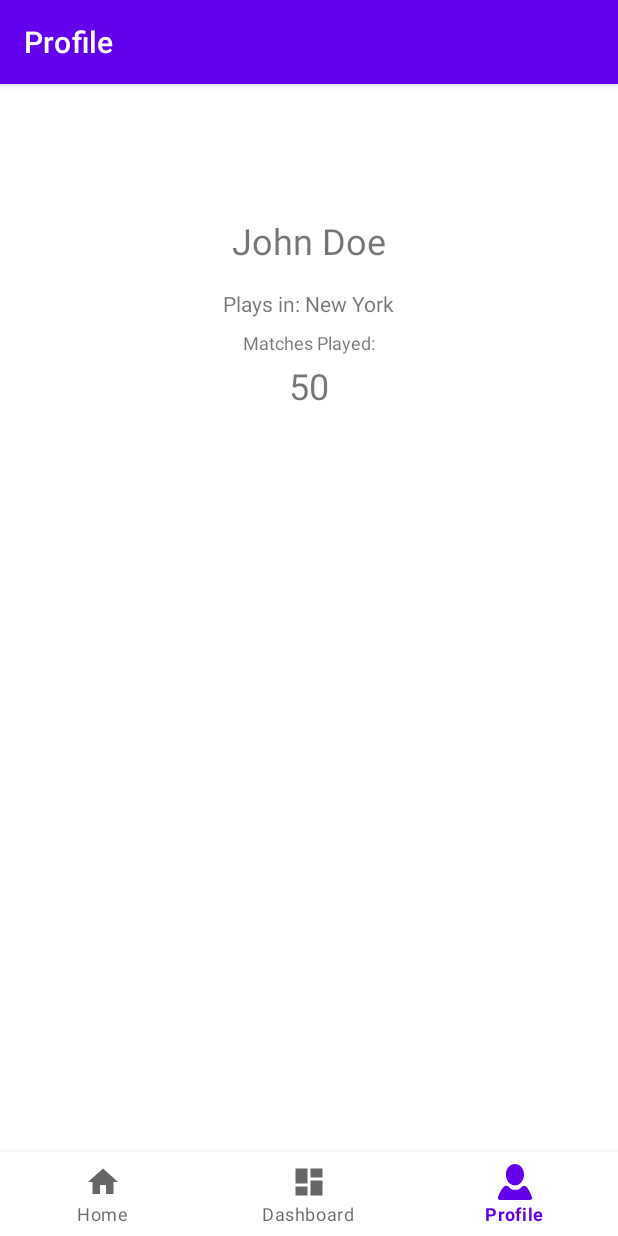
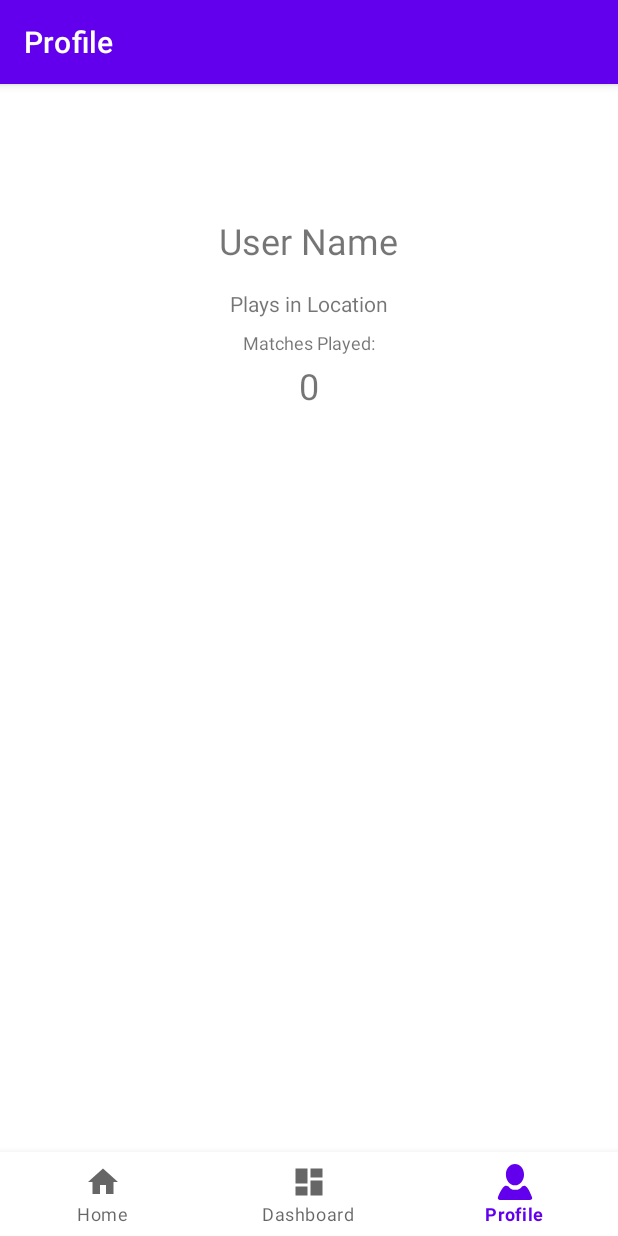
Before and after one commit to PhilippeMazur/MobileDev_Padelbook, an Android app: the ProfileFragment screen opened through its navigation route, on a phone screen of 412 x 824 dp. Run offline under Robolectric (Android 15) with nearby library versions, the phone set to English and light mode, and no system bars; our stand-ins replace Firebase (no records; nobody signed in at launch, a user with empty details on screens opened directly), navigation-ui.

Commit message:
add code

```diff
--- a/app/build.gradle.kts
+++ b/app/build.gradle.kts
@@ -55,5 +55,7 @@ dependencies {
 
     implementation(platform("com.google.firebase:firebase-bom:32.5.0"))
     implementation("com.google.firebase:firebase-auth")
+    implementation("com.google.firebase:firebase-firestore-ktx:24.0.1")
+
 
 }
--- a/app/src/main/java/com/example/padelbook/MainActivity.kt
+++ b/app/src/main/java/com/example/padelbook/MainActivity.kt
@@ -2,6 +2,7 @@ package com.example.padelbook
 
 import android.os.Bundle
 import android.util.Log
+import androidx.activity.viewModels
 import com.google.android.material.bottomnavigation.BottomNavigationView
 import androidx.appcompat.app.AppCompatActivity
 import androidx.navigation.findNavController
@@ -9,10 +10,13 @@ import androidx.navigation.ui.AppBarConfiguration
 import androidx.navigation.ui.setupActionBarWithNavController
 import androidx.navigation.ui.setupWithNavController
 import com.example.padelbook.databinding.ActivityMainBinding
+import com.example.padelbook.models.SharedViewModel
 
 class MainActivity : AppCompatActivity() {
 
     private lateinit var binding: ActivityMainBinding
+    val sharedViewModel: SharedViewModel by viewModels()
+
 
     override fun onCreate(savedInstanceState: Bundle?) {
         super.onCreate(savedInstanceState)
@@ -36,6 +40,8 @@ class MainActivity : AppCompatActivity() {
         val email = intent.getStringExtra("email")
         if (email != null) {
             Log.d("main", email)
+            sharedViewModel.email = email
+
         }
         // Pass the user's email to HomeFragment
         if (email != null) {
--- /dev/null
+++ b/app/src/main/java/com/example/padelbook/models/SharedViewModel.kt
@@ -0,0 +1,12 @@
+package com.example.padelbook.models
+
+import androidx.lifecycle.ViewModel
+
+class SharedViewModel : ViewModel() {
+    var email: String? = null
+    var name: String? = null
+    var matches: String? = null
+    var location: String? = null
+
+
+}
--- a/app/src/main/java/com/example/padelbook/ui/profile/ProfileFragment.kt
+++ b/app/src/main/java/com/example/padelbook/ui/profile/ProfileFragment.kt
@@ -1,14 +1,21 @@
 package com.example.padelbook.ui.profile
 
 import android.os.Bundle
+import android.util.Log
 import android.view.LayoutInflater
 import android.view.View
 import android.view.ViewGroup
 import android.widget.TextView
 import androidx.fragment.app.Fragment
+import androidx.fragment.app.activityViewModels
 import com.example.padelbook.R
+import com.example.padelbook.models.SharedViewModel
+import com.google.firebase.firestore.FirebaseFirestore
+import com.google.firebase.firestore.Query
 
 class ProfileFragment : Fragment() {
+
+    val sharedViewModel: SharedViewModel by activityViewModels()
 
     override fun onCreateView(
         inflater: LayoutInflater, container: ViewGroup?,
@@ -25,9 +32,37 @@ class ProfileFragment : Fragment() {
         val locationTextView = view.findViewById<TextView>(R.id.textViewLocation)
         val matchesPlayedTextView = view.findViewById<TextView>(R.id.textViewMatchesPlayed)
 
-        // Replace the following with actual user data
-        userNameTextView.text = "John Doe"
-        locationTextView.text = "Plays in: New York"
-        matchesPlayedTextView.text = "50"
+        // Retrieve the email from the arguments
+        val email = sharedViewModel.email
+
+        // Get a reference to the Firestore database
+        val db = FirebaseFirestore.getInstance()
+
+        // Create a query to find the document with the matching email
+        if (email != null) {
+            Log.d("testing", email)
+            val query: Query = db.collection("users").whereEqualTo("email", email.toString())
+            // Retrieve the document
+            query.get().addOnSuccessListener { querySnapshot ->
+                for (document in querySnapshot) {
+                    Log.d("testing", "${document.id} => ${document.data}")
+
+                    sharedViewModel.name = document.getString("name")
+                    sharedViewModel.location = document.getString("location")
+                    sharedViewModel.matches = document.getString("matches")
+                //do try catch
+
+
+                    // Use the document data to set the user-specific data
+                    //userNameTextView.text = document.getString("name")
+                    //locationTextView.text = document.getString("location")
+                    //matchesPlayedTextView.text = document.getString("matches")
+                }
+            }.addOnFailureListener { exception ->
+                Log.w("testing", "Error getting documents.", exception)
+            }
+        }
+
+
     }
 }
--- a/build.gradle.kts
+++ b/build.gradle.kts
@@ -3,4 +3,5 @@ plugins {
     id("com.android.application") version "8.1.3" apply false
     id("org.jetbrains.kotlin.android") version "1.9.0" apply false
     id("com.google.gms.google-services") version "4.4.0" apply false
+
 }
```
